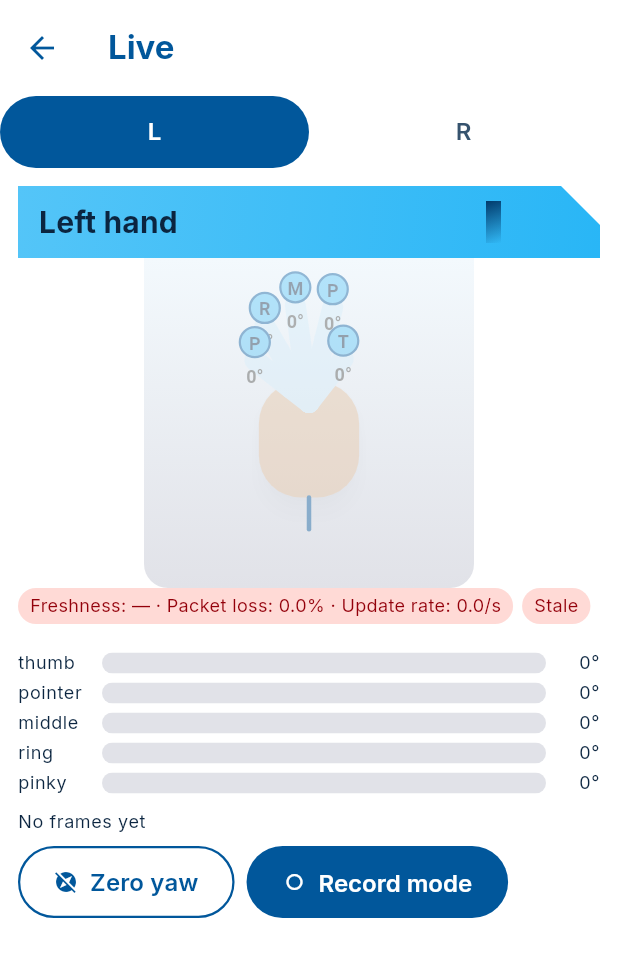
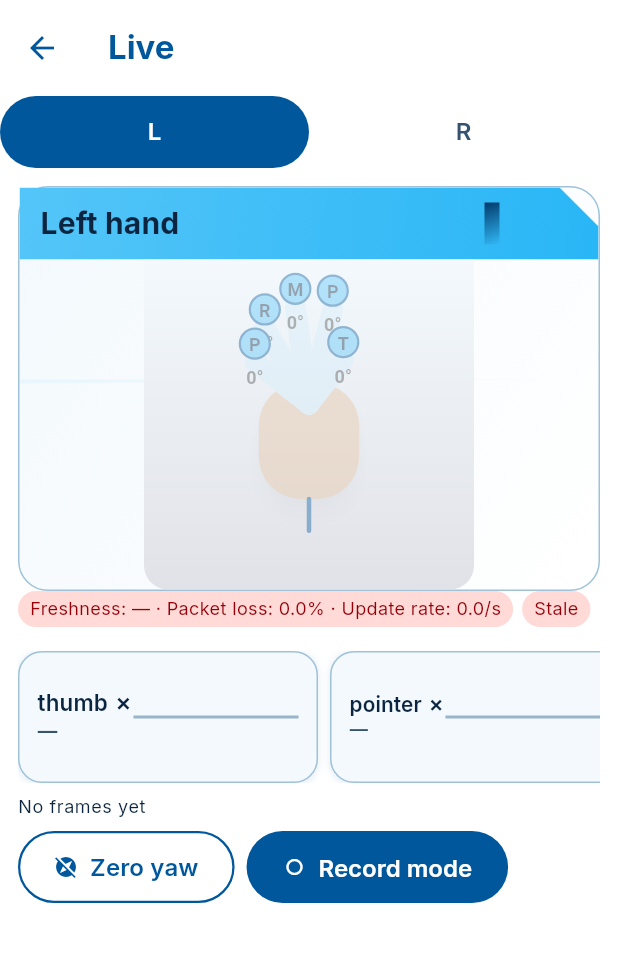
Before and after one commit to DaRealDB/Talkhimik-FSL-gloves, a Flutter app: the screen it shows after launch, after a tap on "Connect gloves", after a tap on the "back hand" icon, on a phone screen of 412 x 824 dp. Shown: the top 957 px of the screen. Run offline on Flutter 3.47's test engine with Material 3 defaults, Android fonts, the phone set to English and light mode, and no system bars; our stand-ins replace flutter_blue_plus, flutter_riverpod, flutter_tts, hive_ce, permission_handler, share_plus and 1 more; accounts and stored records are empty.

Commit message:
ui: step 4b - remaining screens
Live: glass stage with slab backdrop, horizontal finger-ticker cards
(sparkline buffer per card, focus scale, state glyphs), progress ring on
the wizard with display prompt, large record pill; finger-bar widget
retired.

Co-Authored-By: Claude Code <noreply@anthropic.com>

```diff
--- a/lib/ui/screens/calibration_screen.dart
+++ b/lib/ui/screens/calibration_screen.dart
@@ -116,14 +116,34 @@ class _Running extends ConsumerWidget {
     return ListView(
       padding: const EdgeInsets.all(16),
       children: [
-        // Progress eases toward STATUS.step (driven only by the glove).
-        TweenAnimationBuilder<double>(
-          tween: Tween(begin: 0, end: state.step == 0 ? 0 : state.step / 10),
-          duration: TalkhimikMotion.of(context).resolve(
-              context, TalkhimikMotion.values.quick),
-          curve: Curves.easeOutCubic,
-          builder: (context, value, _) => LinearProgressIndicator(
-            value: value,
+        // Progress ring (n of 10) in the brand gradient — driven only by
+        // STATUS.step, easing toward each new value.
+        Center(
+          child: TweenAnimationBuilder<double>(
+            tween:
+                Tween(begin: 0, end: state.step == 0 ? 0 : state.step / 10),
+            duration: TalkhimikMotion.of(context).resolve(
+                context, TalkhimikMotion.values.quick),
+            curve: Curves.easeOutCubic,
+            builder: (context, value, _) => SizedBox(
+              width: 72,
+              height: 72,
+              child: Stack(
+                alignment: Alignment.center,
+                children: [
+                  CustomPaint(
+                    size: const Size(72, 72),
+                    painter: _ProgressRingPainter(
+                      fraction: value,
+                      gradient: AppColors.deepGradient,
+                      trackColor: scheme.surfaceContainerHighest,
+                    ),
+                  ),
+                  Text('${state.step}/10',
+                      style: Theme.of(context).textTheme.titleSmall),
+                ],
+              ),
+            ),
           ),
         ),
         const SizedBox(height: 16),
@@ -172,7 +192,10 @@ class _Running extends ConsumerWidget {
                       state.step == 0
                           ? AppStrings.calibrationStart
                           : prompt,
-                      style: Theme.of(context).textTheme.headlineSmall,
+                      // Display prompt: one instruction per screen.
+                      style: TalkhimikText.of(context)
+                          .display
+                          ?.copyWith(color: scheme.onSurface),
                     ),
                   ),
                 ],
@@ -326,6 +349,45 @@ class _Done extends ConsumerWidget {
 
 /// Per-finger summary: valid ✓/✗, weak ⚠, flat Ω, 90° Ω, span counts
 /// (master §4.4). Source: the mirrored CAL_INFO — nothing else.
+class _ProgressRingPainter extends CustomPainter {
+  const _ProgressRingPainter({
+    required this.fraction,
+    required this.gradient,
+    required this.trackColor,
+  });
+
+  final double fraction;
+  final Gradient gradient;
+  final Color trackColor;
+
+  @override
+  void paint(Canvas canvas, Size size) {
+    final stroke = 8.0;
+    final rect = Offset.zero & size;
+    final track = Paint()
+      ..style = PaintingStyle.stroke
+      ..strokeWidth = stroke
+      ..color = trackColor;
+    canvas.drawArc(rect.deflate(stroke / 2), 0, 2 * math.pi, false, track);
+
+    final progress = Paint()
+      ..style = PaintingStyle.stroke
+      ..strokeWidth = stroke
+      ..strokeCap = StrokeCap.round
+      ..shader = gradient
+          .createShader(rect.deflate(stroke / 2))
+      ..strokeCap = StrokeCap.round;
+    canvas.drawArc(rect.deflate(stroke / 2), -math.pi / 2,
+        2 * math.pi * fraction, false, progress);
+  }
+
+  @override
+  bool shouldRepaint(_ProgressRingPainter oldDelegate) =>
+      oldDelegate.fraction != fraction ||
+      oldDelegate.gradient != gradient ||
+      oldDelegate.trackColor != trackColor;
+}
+
 class _SummaryTable extends StatelessWidget {
   const _SummaryTable({required this.table});
 
--- a/lib/ui/screens/collect_screen.dart
+++ b/lib/ui/screens/collect_screen.dart
@@ -96,7 +96,14 @@ class _CollectScreenState extends ConsumerState<CollectScreen> {
             runSpacing: 8,
             children: [
               if (!recording)
+                // Large record pill (step 4b).
                 FilledButton.icon(
+                  style: FilledButton.styleFrom(
+                    padding: const EdgeInsets.symmetric(
+                        horizontal: 32, vertical: 16),
+                    textStyle: const TextStyle(
+                        fontSize: 18, fontWeight: FontWeight.w600),
+                  ),
                   icon: const Icon(Icons.fiber_manual_record),
                   label: const Text(AppStrings.recordStart),
                   onPressed: () async {
--- a/lib/ui/screens/live_screen.dart
+++ b/lib/ui/screens/live_screen.dart
@@ -4,13 +4,15 @@ import 'package:flutter_riverpod/flutter_riverpod.dart';
 
 import '../../application/providers.dart';
 import '../../core/strings/app_strings.dart';
+import '../../core/theme/app_theme.dart';
 import '../../data/glove/glove_connection.dart';
 import '../../domain/models/calibration_table.dart';
 import '../../domain/models/hand_state.dart';
 import '../../domain/models/telemetry_packet.dart';
 import '../../domain/sensing/sensor_math.dart';
 import '../widgets/connection_badges.dart';
-import '../widgets/finger_bar.dart';
+import '../widgets/diagonal_slab.dart';
+import '../widgets/finger_ticker_card.dart';
 import '../widgets/hand_view.dart';
 import '../widgets/imu_tiles.dart';
 
@@ -109,10 +111,28 @@ class _HandPanel extends ConsumerWidget {
     return ListView(
       padding: const EdgeInsets.all(12),
       children: [
+        // Glass stage with the diagonal slab backdrop behind the hand.
+        Container(
+          decoration: BoxDecoration(
+            gradient: const LinearGradient(
+              begin: Alignment.topLeft,
+              end: Alignment.bottomRight,
+              colors: [AppColors.tintSky, Colors.white],
+            ),
+            borderRadius: BorderRadius.circular(20),
+            border:
+                Border.all(color: scheme.outlineVariant),
+          ),
+          child: Stack(
+            children: [
+              const Positioned.fill(
+                child: IgnorePointer(child: SlabBackdrop(variant: 1)),
+              ),
               HandView(
                 target: HandPose(
                   fingerDeg: [
-              for (var i = 0; i < 5; i++) (t?.angles[i] ?? 0).toDouble(),
+                    for (var i = 0; i < 5; i++)
+                      (t?.angles[i] ?? 0).toDouble(),
                   ],
                   rollDeg: t?.rollDeg ?? 0,
                   pitchDeg: t?.pitchDeg ?? 0,
@@ -130,6 +150,9 @@ class _HandPanel extends ConsumerWidget {
                 uncalibrated: hand.uncalibrated,
                 stale: hand.isStaleAt(now),
               ),
+            ],
+          ),
+        ),
         ConnectionBadges(hand: hand, now: now),
         const SizedBox(height: 8),
         if (hand.uncalibrated)
@@ -138,15 +161,11 @@ class _HandPanel extends ConsumerWidget {
             backgroundColor: scheme.errorContainer,
           ),
         const SizedBox(height: 8),
-        for (var i = 0; i < fingerNames.length; i++)
-          Padding(
-            padding: const EdgeInsets.symmetric(vertical: 2),
-            child: FingerBar(
-              name: fingerNames[i],
-              angleDeg: (t?.angles[i] ?? 0).toDouble(),
-              invalid: t != null && t.validMask & (1 << i) == 0,
-              weak: weakMask & (1 << i) != 0,
-            ),
+        // Finger ticker cards: horizontal scroll, focused card scales.
+        _FingerTicker(
+          angles: [for (var i = 0; i < 5; i++) (t?.angles[i] ?? 0).toDouble()],
+          validMask: t?.validMask ?? 0,
+          weakMask: weakMask,
         ),
         const SizedBox(height: 8),
         if (t != null) ...[
@@ -192,6 +211,47 @@ class _HandPanel extends ConsumerWidget {
           : rightGloveConnectionProvider);
 }
 
+/// Horizontal finger-card ticker (step 4b): thumb → pinky, focused card
+/// scales to 1.06, sparklines buffer their own history.
+class _FingerTicker extends StatefulWidget {
+  const _FingerTicker({
+    required this.angles,
+    required this.validMask,
+    required this.weakMask,
+  });
+
+  final List<double> angles;
+  final int validMask;
+  final int weakMask;
+
+  @override
+  State<_FingerTicker> createState() => _FingerTickerState();
+}
+
+class _FingerTickerState extends State<_FingerTicker> {
+  int? _focused;
+
+  @override
+  Widget build(BuildContext context) {
+    return SizedBox(
+      height: 88,
+      child: ListView.separated(
+        scrollDirection: Axis.horizontal,
+        itemCount: fingerNames.length,
+        separatorBuilder: (_, _) => const SizedBox(width: 8),
+        itemBuilder: (context, i) => FingerTickerCard(
+          name: fingerNames[i],
+          angleDeg: widget.angles[i],
+          invalid: widget.validMask & (1 << i) == 0,
+          weak: widget.weakMask & (1 << i) != 0,
+          focused: _focused == i,
+          onTap: () => setState(() => _focused = _focused == i ? null : i),
+        ),
+      ),
+    );
+  }
+}
+
 /// Collapsible raw ADC + recomputed Ω per finger (master §6.1).
 class _Details extends StatelessWidget {
   const _Details({required this.t, required this.table});
--- a/lib/ui/widgets/finger_bar.dart
+++ /dev/null
@@ -1,83 +0,0 @@
-import 'package:flutter/material.dart';
-
-import '../../core/theme/app_theme.dart';
-import '../../core/theme/motion.dart';
-
-/// One finger's 0–90° angle as a pill progress bar with a numeric label
-/// (master §6.1, design refresh). Invalid = hatched/dimmed; weak = amber.
-class FingerBar extends StatelessWidget {
-  const FingerBar({
-    super.key,
-    required this.name,
-    required this.angleDeg,
-    this.invalid = false,
-    this.weak = false,
-  });
-
-  final String name;
-  final double angleDeg;
-  final bool invalid;
-  final bool weak;
-
-  @override
-  Widget build(BuildContext context) {
-    final scheme = Theme.of(context).colorScheme;
-    final color = invalid
-        ? scheme.outline
-        : weak
-            ? AppColors.warning
-            : scheme.tertiary;
-
-    return Row(
-      children: [
-        SizedBox(
-          width: 56,
-          child: Text(
-            invalid ? '$name ✗' : (weak ? '$name ⚠' : name),
-            style: Theme.of(context).textTheme.bodySmall,
-          ),
-        ),
-        Expanded(
-          child: ClipRRect(
-            borderRadius: BorderRadius.circular(8),
-            child: Stack(
-              children: [
-                Container(
-                  height: 14,
-                  color: scheme.surfaceContainerHighest,
-                ),
-                // Animated fill along the gradient direction: the bar
-                // eases to new values (the pose low-pass already smooths
-                // telemetry; this animates the visual step).
-                TweenAnimationBuilder<double>(
-                  tween: Tween(begin: 0, end: (angleDeg / 90).clamp(0.0, 1.0)),
-                  duration: TalkhimikMotion.of(context).resolve(
-                      context, TalkhimikMotion.values.quick),
-                  curve: Curves.easeOutCubic,
-                  builder: (context, fraction, _) =>
-                      FractionallySizedBox(
-                    widthFactor: fraction,
-                    child: AnimatedContainer(
-                      height: 14,
-                      duration: TalkhimikMotion.of(context).resolve(
-                          context, TalkhimikMotion.values.quick),
-                      color: color,
-                    ),
-                  ),
-                ),
-              ],
-            ),
-          ),
-        ),
-        SizedBox(
-          width: 36,
-          child: Text(
-            invalid ? '' : '${angleDeg.round()}°',
-            textAlign: TextAlign.end,
-            style: Theme.of(context).textTheme.bodySmall,
-          ),
-        ),
-      ],
-    );
-  }
-}
--- /dev/null
+++ b/lib/ui/widgets/finger_ticker_card.dart
@@ -0,0 +1,162 @@
+import 'package:flutter/material.dart';
+
+import '../../core/theme/app_theme.dart';
+import '../../core/theme/motion.dart';
+
+/// One finger's "ticker" card (step 4b): ~72 × 200 dp, finger name + state
+/// glyph left, a 5 s mini sparkline right (rolling buffer kept in this
+/// widget — no domain changes), tabular live angle. The focused card
+/// scales to 1.06.
+class FingerTickerCard extends StatefulWidget {
+  const FingerTickerCard({
+    super.key,
+    required this.name,
+    required this.angleDeg,
+    this.invalid = false,
+    this.weak = false,
+    this.focused = false,
+    this.onTap,
+  });
+
+  final String name;
+  final double angleDeg;
+  final bool invalid;
+  final bool weak;
+  final bool focused;
+  final VoidCallback? onTap;
+
+  @override
+  State<FingerTickerCard> createState() => _FingerTickerCardState();
+}
+
+class _FingerTickerCardState extends State<FingerTickerCard> {
+  /// Last ~5 s of samples (25 at 5 Hz); the ticker holds the buffer.
+  final List<double> _history = [];
+
+  @override
+  void didUpdateWidget(FingerTickerCard oldWidget) {
+    super.didUpdateWidget(oldWidget);
+    if (oldWidget.angleDeg != widget.angleDeg) {
+      _history.add(widget.angleDeg);
+      if (_history.length > 25) _history.removeAt(0);
+    }
+  }
+
+  @override
+  Widget build(BuildContext context) {
+    final scheme = Theme.of(context).colorScheme;
+    final motion = TalkhimikMotion.of(context);
+    return AnimatedScale(
+      scale: widget.focused ? 1.06 : 1.0,
+      duration: motion.resolve(context, motion.quick),
+      curve: Curves.easeOutCubic,
+      child: InkWell(
+        borderRadius: BorderRadius.circular(16),
+        onTap: widget.onTap,
+        child: Container(
+          width: 200,
+          height: 84,
+          padding: const EdgeInsets.symmetric(horizontal: 12, vertical: 10),
+          decoration: BoxDecoration(
+            color: scheme.surface,
+            borderRadius: BorderRadius.circular(16),
+            border: Border.all(
+              color: widget.focused ? scheme.primary : scheme.outlineVariant,
+              width: widget.focused ? 1.5 : 1,
+            ),
+            boxShadow: [
+              BoxShadow(
+                color: AppColors.shadowBlue,
+                blurRadius: 4,
+                offset: const Offset(0, 1),
+              ),
+            ],
+          ),
+          child: Row(
+            children: [
+              SizedBox(
+                width: 64,
+                child: FittedBox(
+                  fit: BoxFit.scaleDown,
+                  alignment: Alignment.centerLeft,
+                  child: Column(
+                    crossAxisAlignment: CrossAxisAlignment.start,
+                    mainAxisAlignment: MainAxisAlignment.center,
+                    children: [
+                      Text(
+                        widget.invalid
+                            ? '${widget.name} ✗'
+                            : (widget.weak
+                                ? '${widget.name} ⚠'
+                                : widget.name),
+                        maxLines: 1,
+                        overflow: TextOverflow.ellipsis,
+                        style: Theme.of(context).textTheme.labelLarge,
+                      ),
+                      Text(
+                        widget.invalid
+                            ? '—'
+                            : '${widget.angleDeg.round()}°',
+                        style: TalkhimikText.of(context)
+                            .metric
+                            ?.copyWith(color: scheme.onSurfaceVariant),
+                      ),
+                    ],
+                  ),
+                ),
+              ),
+              Expanded(
+                child: CustomPaint(
+                  size: const Size(double.infinity, 40),
+                  painter: _SparklinePainter(
+                    values: _history,
+                    color: widget.invalid
+                        ? scheme.outline
+                        : scheme.primary,
+                  ),
+                ),
+              ),
+            ],
+          ),
+        ),
+      ),
+    );
+  }
+}
+
+/// Minimal 5 s sparkline (own implementation — no dependency).
+class _SparklinePainter extends CustomPainter {
+  const _SparklinePainter({required this.values, required this.color});
+
+  final List<double> values;
+  final Color color;
+
+  @override
+  void paint(Canvas canvas, Size size) {
+    if (values.length < 2) {
+      // Single sample: a flat dash so the card never looks broken.
+      final y = size.height / 2;
+      final paint = Paint()
+        ..color = color.withValues(alpha: 0.5)
+        ..strokeWidth = 2;
+      canvas.drawLine(Offset(0, y), Offset(size.width, y), paint);
+      return;
+    }
+    final paint = Paint()
+      ..color = color
+      ..strokeWidth = 2
+      ..strokeCap = StrokeCap.round
+      ..style = PaintingStyle.stroke;
+    final path = Path();
+    for (var i = 0; i < values.length; i++) {
+      final x = size.width * i / (values.length - 1);
+      final y = size.height - (values[i] / 90).clamp(0.0, 1.0) * size.height;
+      i == 0 ? path.moveTo(x, y) : path.lineTo(x, y);
+    }
+    canvas.drawPath(path, paint);
+  }
+
+  @override
+  bool shouldRepaint(_SparklinePainter oldDelegate) =>
+      oldDelegate.values != values || oldDelegate.color != color;
+}
```
Lines whose indentation alone changed are shown as unchanged.
